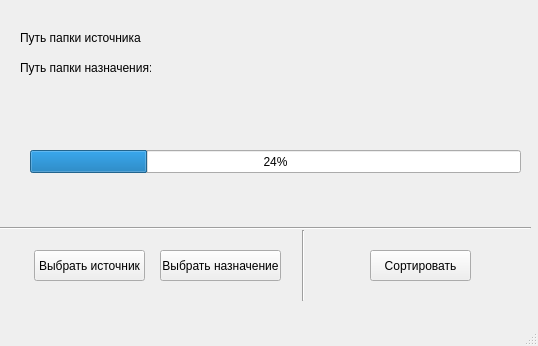
johuex/photosortfrommobile, file UI/mainwindow.ui: the form before one commit.
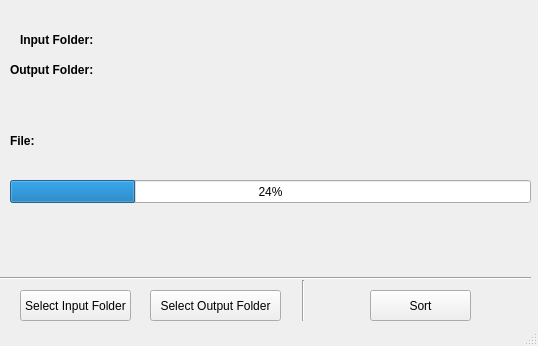
The form after the commit.

Patch:
```diff
--- a/UI/mainwindow.ui
+++ b/UI/mainwindow.ui
@@ -10,6 +10,12 @@
     <height>346</height>
    </rect>
   </property>
+  <property name="sizePolicy">
+   <sizepolicy hsizetype="Fixed" vsizetype="Fixed">
+    <horstretch>0</horstretch>
+    <verstretch>0</verstretch>
+   </sizepolicy>
+  </property>
   <property name="windowTitle">
    <string>MainWindow</string>
   </property>
@@ -17,49 +23,49 @@
    <widget class="QPushButton" name="pushButton">
     <property name="geometry">
      <rect>
-      <x>34</x>
-      <y>250</y>
+      <x>20</x>
+      <y>290</y>
       <width>111</width>
       <height>31</height>
      </rect>
     </property>
     <property name="text">
-     <string>Выбрать источник</string>
+     <string>Select Input Folder</string>
     </property>
    </widget>
    <widget class="QPushButton" name="pushButton_2">
     <property name="geometry">
      <rect>
-      <x>160</x>
-      <y>250</y>
-      <width>121</width>
+      <x>150</x>
+      <y>290</y>
+      <width>131</width>
       <height>31</height>
      </rect>
     </property>
     <property name="text">
-     <string>Выбрать назначение</string>
+     <string>Select Output Folder</string>
     </property>
    </widget>
    <widget class="QPushButton" name="pushButton_3">
     <property name="geometry">
      <rect>
       <x>370</x>
-      <y>250</y>
+      <y>290</y>
       <width>101</width>
       <height>31</height>
      </rect>
     </property>
     <property name="text">
-     <string>Сортировать</string>
+     <string>Sort</string>
     </property>
    </widget>
    <widget class="Line" name="line">
     <property name="geometry">
      <rect>
       <x>293</x>
-      <y>230</y>
+      <y>280</y>
       <width>20</width>
-      <height>71</height>
+      <height>41</height>
      </rect>
     </property>
     <property name="orientation">
@@ -70,7 +76,7 @@
     <property name="geometry">
      <rect>
       <x>0</x>
-      <y>220</y>
+      <y>270</y>
       <width>531</width>
       <height>16</height>
      </rect>
@@ -84,34 +90,48 @@
      <rect>
       <x>20</x>
       <y>30</y>
-      <width>121</width>
-      <height>16</height>
+      <width>91</width>
+      <height>20</height>
      </rect>
     </property>
+    <property name="font">
+     <font>
+      <pointsize>9</pointsize>
+      <weight>75</weight>
+      <bold>true</bold>
+     </font>
+    </property>
     <property name="text">
-     <string>Путь папки источника:</string>
+     <string>Input Folder:</string>
     </property>
    </widget>
    <widget class="QLabel" name="label_2">
     <property name="geometry">
      <rect>
-      <x>20</x>
+      <x>10</x>
       <y>60</y>
-      <width>131</width>
-      <height>16</height>
+      <width>91</width>
+      <height>20</height>
      </rect>
     </property>
+    <property name="font">
+     <font>
+      <pointsize>9</pointsize>
+      <weight>75</weight>
+      <bold>true</bold>
+     </font>
+    </property>
     <property name="text">
-     <string>Путь папки назначения:</string>
+     <string>Output Folder:</string>
     </property>
    </widget>
    <widget class="QLabel" name="label_3">
     <property name="geometry">
      <rect>
-      <x>150</x>
+      <x>110</x>
       <y>30</y>
-      <width>251</width>
-      <height>16</height>
+      <width>411</width>
+      <height>21</height>
      </rect>
     </property>
     <property name="text">
@@ -121,10 +141,10 @@
    <widget class="QLabel" name="label_4">
     <property name="geometry">
      <rect>
-      <x>150</x>
+      <x>110</x>
       <y>60</y>
-      <width>251</width>
-      <height>16</height>
+      <width>411</width>
+      <height>20</height>
      </rect>
     </property>
     <property name="text">
@@ -134,9 +154,9 @@
    <widget class="QProgressBar" name="progressBar">
     <property name="geometry">
      <rect>
-      <x>30</x>
-      <y>150</y>
-      <width>491</width>
+      <x>10</x>
+      <y>180</y>
+      <width>521</width>
       <height>23</height>
      </rect>
     </property>
@@ -157,6 +177,39 @@
      <string/>
     </property>
    </widget>
+   <widget class="QLabel" name="label_6">
+    <property name="geometry">
+     <rect>
+      <x>10</x>
+      <y>130</y>
+      <width>31</width>
+      <height>21</height>
+     </rect>
+    </property>
+    <property name="font">
+     <font>
+      <pointsize>9</pointsize>
+      <weight>75</weight>
+      <bold>true</bold>
+     </font>
+    </property>
+    <property name="text">
+     <string>File:</string>
+    </property>
+   </widget>
+   <widget class="QLabel" name="label_7">
+    <property name="geometry">
+     <rect>
+      <x>40</x>
+      <y>130</y>
+      <width>481</width>
+      <height>21</height>
+     </rect>
+    </property>
+    <property name="text">
+     <string/>
+    </property>
+   </widget>
   </widget>
   <widget class="QStatusBar" name="statusbar"/>
  </widget>
```
Left out of the diff: 2 changed lines with no effect on the pictures.
